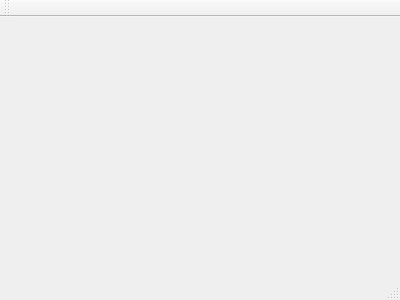
Above: client/client/mainwindow.ui from Erdion/SK before the change. Below: the same form after it.
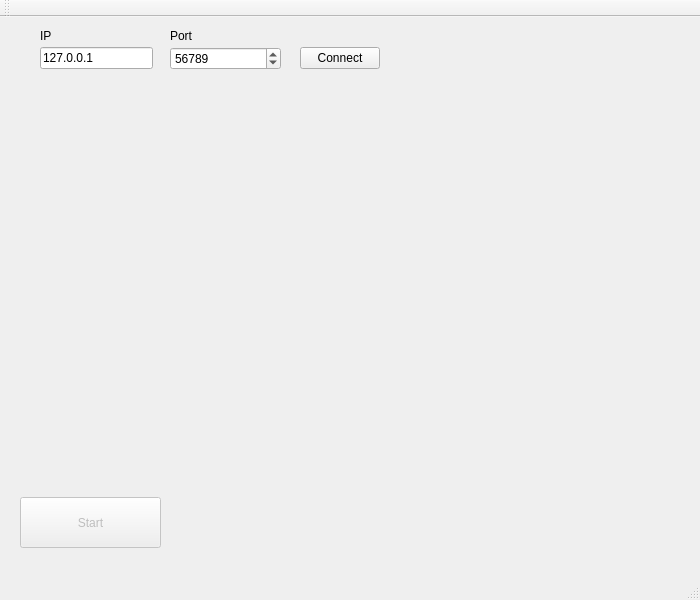
That is the form after the change.

```diff
--- a/client/client/mainwindow.ui
+++ b/client/client/mainwindow.ui
@@ -1,24 +1,160 @@
 <ui version="4.0">
  <class>MainWindow</class>
- <widget class="QMainWindow" name="MainWindow" >
-  <property name="geometry" >
+ <widget class="QMainWindow" name="MainWindow">
+  <property name="geometry">
    <rect>
     <x>0</x>
     <y>0</y>
-    <width>400</width>
-    <height>300</height>
+    <width>700</width>
+    <height>600</height>
    </rect>
   </property>
-  <property name="windowTitle" >
+  <property name="minimumSize">
+   <size>
+    <width>700</width>
+    <height>600</height>
+   </size>
+  </property>
+  <property name="maximumSize">
+   <size>
+    <width>700</width>
+    <height>600</height>
+   </size>
+  </property>
+  <property name="windowTitle">
    <string>MainWindow</string>
   </property>
-  <widget class="QMenuBar" name="menuBar" />
-  <widget class="QToolBar" name="mainToolBar" />
-  <widget class="QWidget" name="centralWidget" />
-  <widget class="QStatusBar" name="statusBar" />
+  <widget class="QWidget" name="centralWidget">
+   <widget class="QLineEdit" name="textIP">
+    <property name="geometry">
+     <rect>
+      <x>40</x>
+      <y>30</y>
+      <width>113</width>
+      <height>22</height>
+     </rect>
+    </property>
+    <property name="text">
+     <string>127.0.0.1</string>
+    </property>
+   </widget>
+   <widget class="QSpinBox" name="spinPort">
+    <property name="geometry">
+     <rect>
+      <x>170</x>
+      <y>30</y>
+      <width>111</width>
+      <height>23</height>
+     </rect>
+    </property>
+    <property name="maximum">
+     <number>100000</number>
+    </property>
+    <property name="value">
+     <number>56789</number>
+    </property>
+   </widget>
+   <widget class="QPushButton" name="buttonConnect">
+    <property name="geometry">
+     <rect>
+      <x>300</x>
+      <y>30</y>
+      <width>80</width>
+      <height>22</height>
+     </rect>
+    </property>
+    <property name="text">
+     <string>Connect</string>
+    </property>
+   </widget>
+   <widget class="QWidget" name="gridLayoutWidget">
+    <property name="geometry">
+     <rect>
+      <x>50</x>
+      <y>60</y>
+      <width>611</width>
+      <height>371</height>
+     </rect>
+    </property>
+    <layout class="QGridLayout" name="gridGame"/>
+   </widget>
+   <widget class="QPushButton" name="buttonStart">
+    <property name="enabled">
+     <bool>false</bool>
+    </property>
+    <property name="geometry">
+     <rect>
+      <x>20</x>
+      <y>480</y>
+      <width>141</width>
+      <height>51</height>
+     </rect>
+    </property>
+    <property name="text">
+     <string>Start</string>
+    </property>
+   </widget>
+   <widget class="QLabel" name="labelIP">
+    <property name="geometry">
+     <rect>
+      <x>40</x>
+      <y>10</y>
+      <width>54</width>
+      <height>17</height>
+     </rect>
+    </property>
+    <property name="text">
+     <string>IP</string>
+    </property>
+   </widget>
+   <widget class="QLabel" name="labelPort">
+    <property name="geometry">
+     <rect>
+      <x>170</x>
+      <y>10</y>
+      <width>54</width>
+      <height>17</height>
+     </rect>
+    </property>
+    <property name="text">
+     <string>Port</string>
+    </property>
+   </widget>
+   <widget class="QLabel" name="labelVoters">
+    <property name="geometry">
+     <rect>
+      <x>20</x>
+      <y>460</y>
+      <width>551</width>
+      <height>17</height>
+     </rect>
+    </property>
+    <property name="text">
+     <string/>
+    </property>
+   </widget>
+  </widget>
+  <widget class="QMenuBar" name="menuBar">
+   <property name="geometry">
+    <rect>
+     <x>0</x>
+     <y>0</y>
+     <width>700</width>
+     <height>22</height>
+    </rect>
+   </property>
+  </widget>
+  <widget class="QToolBar" name="mainToolBar">
+   <attribute name="toolBarArea">
+    <enum>TopToolBarArea</enum>
+   </attribute>
+   <attribute name="toolBarBreak">
+    <bool>false</bool>
+   </attribute>
+  </widget>
+  <widget class="QStatusBar" name="statusBar"/>
  </widget>
- <layoutDefault spacing="6" margin="11" />
- <pixmapfunction></pixmapfunction>
+ <layoutdefault spacing="6" margin="11"/>
  <resources/>
  <connections/>
 </ui>
```
Left out of the diff: 1 changed line with no effect on the pictures.
